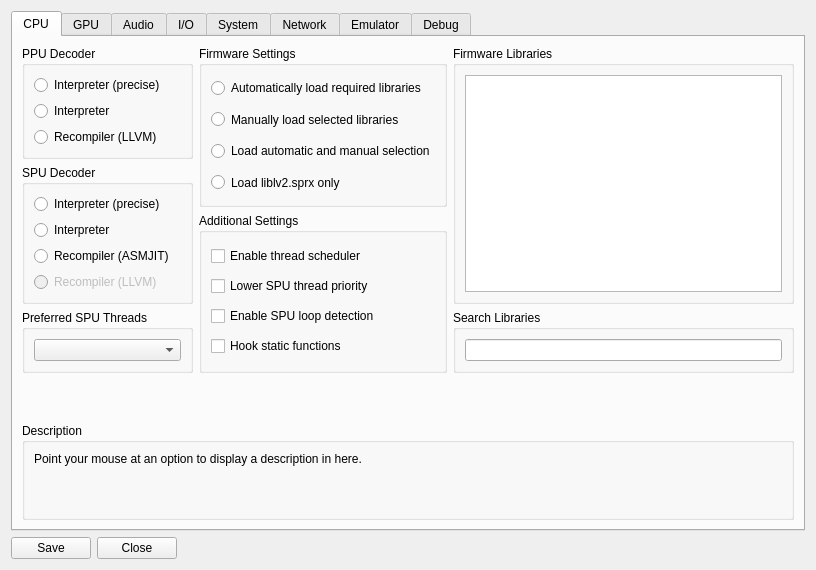
This is rpcs3/rpcs3qt/settings_dialog.ui in RPCS3/rpcs3 as Qt 5 draws it before an edit. The edited form follows.
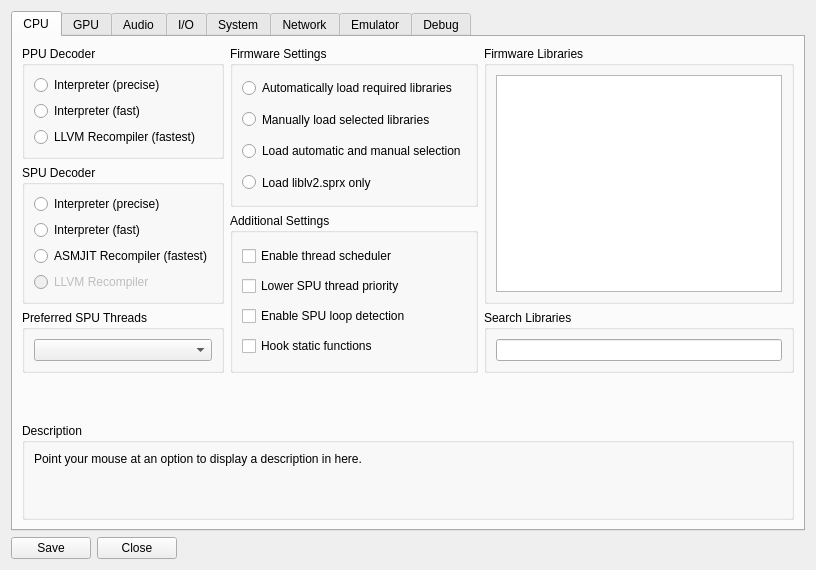
This is the edited form. Icons and pictures are not drawn.

What changed in the file:
```diff
--- a/rpcs3/rpcs3qt/settings_dialog.ui
+++ b/rpcs3/rpcs3qt/settings_dialog.ui
@@ -63,14 +63,14 @@
               <item>
                <widget class="QRadioButton" name="ppu_fast">
                 <property name="text">
-                 <string>Interpreter</string>
+                 <string>Interpreter (fast)</string>
                 </property>
                </widget>
               </item>
               <item>
                <widget class="QRadioButton" name="ppu_llvm">
                 <property name="text">
-                 <string>Recompiler (LLVM)</string>
+                 <string>LLVM Recompiler (fastest)</string>
                 </property>
                </widget>
               </item>
@@ -93,14 +93,14 @@
               <item>
                <widget class="QRadioButton" name="spu_fast">
                 <property name="text">
-                 <string>Interpreter</string>
+                 <string>Interpreter (fast)</string>
                 </property>
                </widget>
               </item>
               <item>
                <widget class="QRadioButton" name="spu_asmjit">
                 <property name="text">
-                 <string>Recompiler (ASMJIT)</string>
+                 <string>ASMJIT Recompiler (fastest)</string>
                 </property>
                </widget>
               </item>
@@ -110,7 +110,7 @@
                  <bool>false</bool>
                 </property>
                 <property name="text">
-                 <string>Recompiler (LLVM)</string>
+                 <string>LLVM Recompiler</string>
                 </property>
                </widget>
               </item>
```
